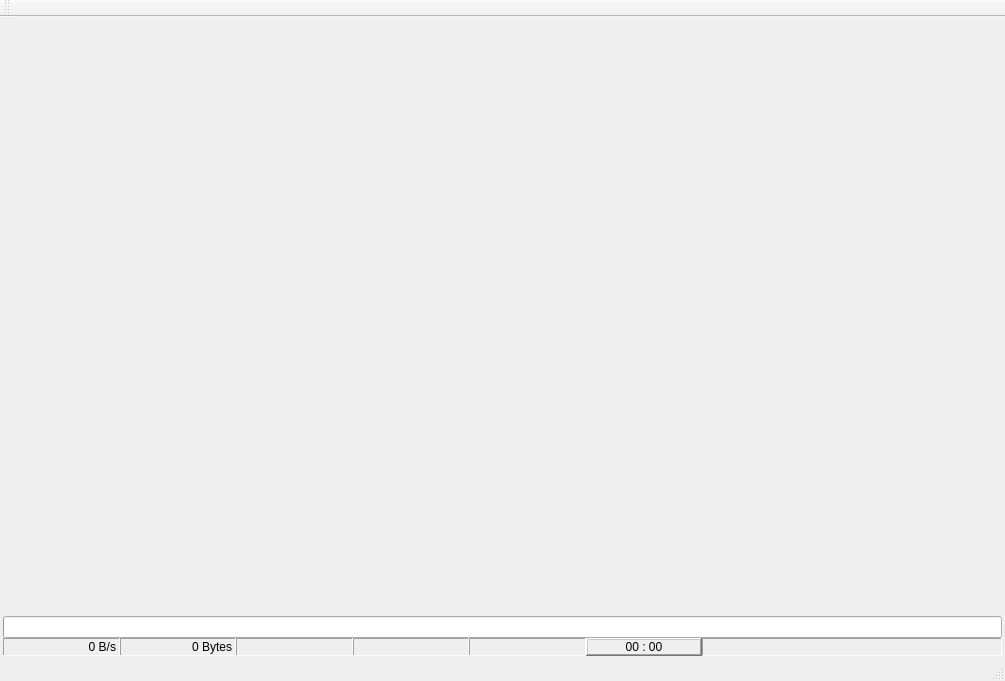
First picture: the form in sourcecode/26MobileTool/MainWindow.ui, repository sauantao/AndroidMobileSolution, before the edit.
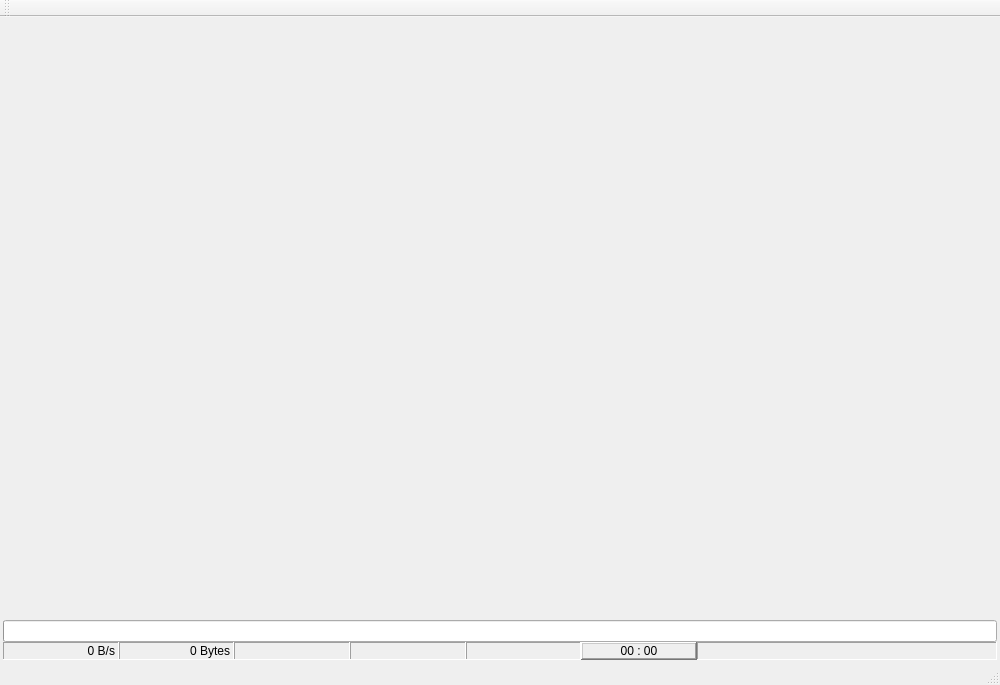
Second picture: the form after the edit. Icons and pictures are not drawn.

```diff
--- a/sourcecode/26MobileTool/MainWindow.ui
+++ b/sourcecode/26MobileTool/MainWindow.ui
@@ -6,20 +6,20 @@
    <rect>
     <x>0</x>
     <y>0</y>
-    <width>1005</width>
-    <height>681</height>
+    <width>1000</width>
+    <height>685</height>
    </rect>
   </property>
   <property name="minimumSize">
    <size>
-    <width>1005</width>
-    <height>681</height>
+    <width>1000</width>
+    <height>685</height>
    </size>
   </property>
   <property name="maximumSize">
    <size>
-    <width>1005</width>
-    <height>681</height>
+    <width>1000</width>
+    <height>685</height>
    </size>
   </property>
   <property name="windowTitle">
```
Left out of the diff: 2 changed lines with no effect on the pictures.
